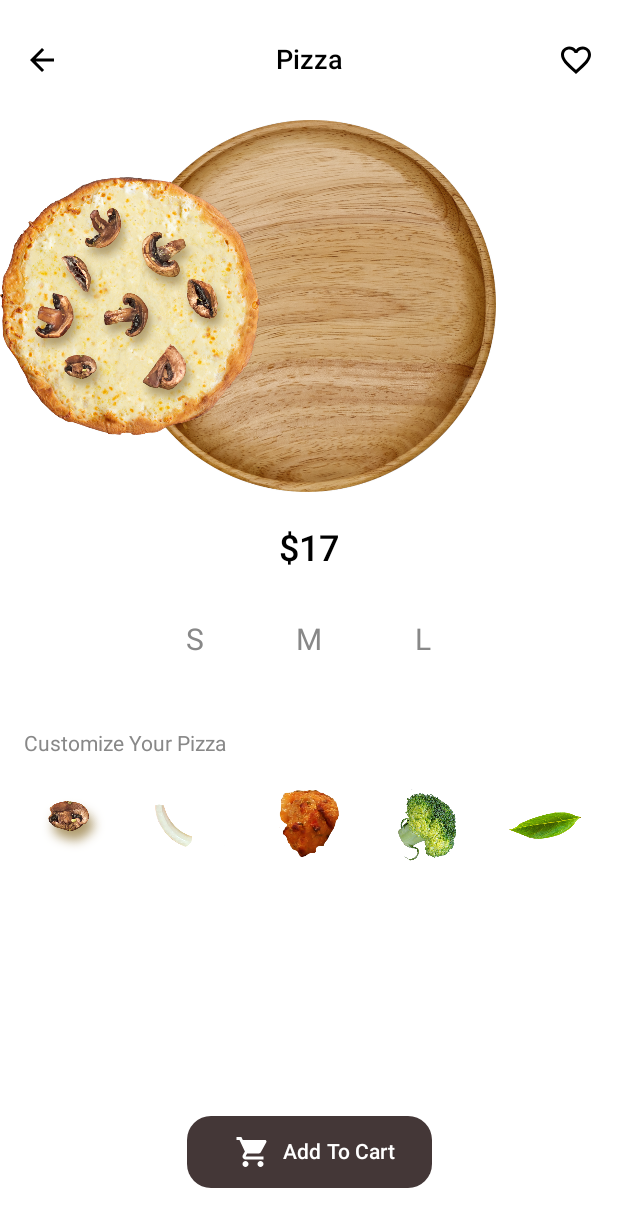
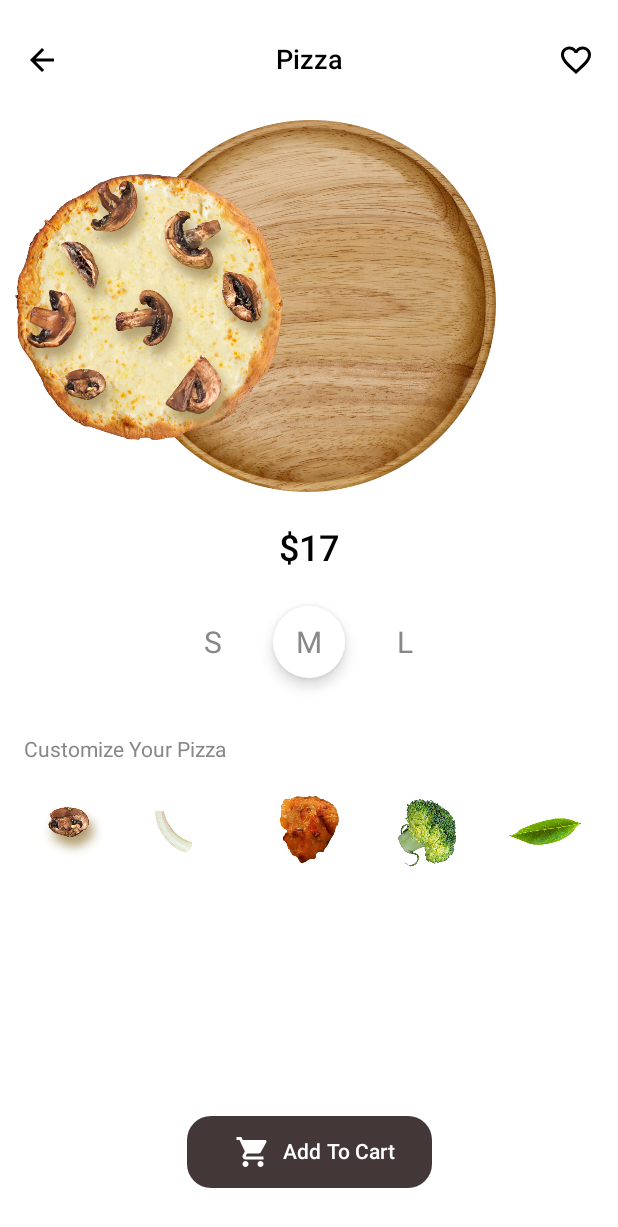
Before and after one commit to ahmednasserzaza/Pizza, an Android app built with Jetpack Compose: the @Preview function PizzaPreview, on a phone screen of 412 x 824 dp. Shown: the top 1227 px of the screen. Run offline under Robolectric (Android 15) with nearby library versions, the phone set to English and light mode, and no system bars; our stand-ins replace Dagger/Hilt's generated code.

Commit message:
add scale bread animation

```diff
--- a/app/src/main/java/com/fighter/pizza/composables/CardPizzaSize.kt
+++ b/app/src/main/java/com/fighter/pizza/composables/CardPizzaSize.kt
@@ -1,11 +1,13 @@
 package com.fighter.pizza.composables
 
+import androidx.compose.animation.core.animateDpAsState
 import androidx.compose.foundation.layout.Box
 import androidx.compose.foundation.layout.fillMaxSize
 import androidx.compose.foundation.layout.size
 import androidx.compose.foundation.shape.RoundedCornerShape
 import androidx.compose.material3.Card
 import androidx.compose.material3.CardDefaults
+import androidx.compose.material3.ExperimentalMaterial3Api
 import androidx.compose.material3.Text
 import androidx.compose.runtime.Composable
 import androidx.compose.ui.Alignment
@@ -15,17 +17,27 @@ import androidx.compose.ui.text.font.FontWeight
 import androidx.compose.ui.unit.dp
 import androidx.compose.ui.unit.sp
 
+@OptIn(ExperimentalMaterial3Api::class)
 @Composable
-fun CardPizzaSize(modifier: Modifier = Modifier, size: String) {
+fun CardPizzaSize(
+    onClickSize: (Char) -> Unit,
+    modifier: Modifier = Modifier,
+    currentSize: Char,
+    sizeState: Char
+) {
+    val cardElevation = animateDpAsState(targetValue = if (currentSize == sizeState) 6.dp else 0.dp)
     Card(
-        modifier = modifier.size(60.dp),
+        onClick = { onClickSize(currentSize) },
+        modifier = modifier
+            .size(48.dp),
         shape = RoundedCornerShape(24.dp),
-        colors = CardDefaults.cardColors(containerColor = Color.White)
+        colors = CardDefaults.cardColors(containerColor = Color.White),
+        elevation = CardDefaults.cardElevation(defaultElevation = cardElevation.value)
     ) {
         Box(Modifier.fillMaxSize(), contentAlignment = Alignment.Center) {
             Text(
                 modifier = Modifier,
-                text = size,
+                text = currentSize.toString(),
                 fontSize = 20.sp,
                 color = Color.Gray,
                 fontWeight = FontWeight.Normal,
--- a/app/src/main/java/com/fighter/pizza/composables/PizzaSlider.kt
+++ b/app/src/main/java/com/fighter/pizza/composables/PizzaSlider.kt
@@ -1,5 +1,7 @@
 package com.fighter.pizza.composables
 
+import androidx.compose.animation.core.animateFloatAsState
+import androidx.compose.animation.core.tween
 import androidx.compose.foundation.ExperimentalFoundationApi
 import androidx.compose.foundation.Image
 import androidx.compose.foundation.layout.Box
@@ -15,36 +17,63 @@ import androidx.compose.ui.Alignment
 import androidx.compose.ui.Modifier
 import androidx.compose.ui.graphics.graphicsLayer
 import androidx.compose.ui.res.painterResource
+import androidx.compose.ui.tooling.preview.Preview
 import androidx.compose.ui.unit.dp
 import androidx.compose.ui.util.lerp
+import com.fighter.pizza.R
 import kotlin.math.absoluteValue
 
 @OptIn(ExperimentalFoundationApi::class)
 @Composable
-fun PizzaSlider(breads: List<Int>, ingredients: List<Int>, pagerState: PagerState) {
+fun PizzaSlider(
+    breads: List<Int>,
+    ingredients: List<Int>,
+    pagerState: PagerState,
+    pizzaSizeState: Char
+) {
+
+    val imageSizeAnimation = animateFloatAsState(
+        targetValue = when (pizzaSizeState) {
+            'S' -> 0.8f
+            'M' -> 0.9f
+            'L' -> 1f
+            else -> 8.0f
+        }, animationSpec = tween(500)
+    )
 
     HorizontalPager(
-        modifier = Modifier.fillMaxSize() ,
+        modifier = Modifier.fillMaxSize(),
         pageCount = breads.size,
         state = pagerState,
         verticalAlignment = Alignment.CenterVertically
     ) { page ->
         Box(
-            modifier = Modifier.aspectRatio(0.70f),
+            modifier = Modifier.aspectRatio(0.80f),
             contentAlignment = Alignment.Center
         ) {
             Image(
-                modifier = Modifier.fillMaxSize(),
+                modifier = Modifier.fillMaxSize(imageSizeAnimation.value),
                 painter = painterResource(id = breads[page]),
                 contentDescription = "bread type",
             )
             Image(
-                modifier = Modifier.fillMaxSize(0.8f),
+                modifier = Modifier.fillMaxSize(imageSizeAnimation.value),
                 painter = painterResource(id = ingredients[page]),
                 contentDescription = "pizza content",
             )
-
         }
     }
 
 }
+
+@OptIn(ExperimentalFoundationApi::class)
+@Preview(showBackground = true)
+@Composable
+fun PreviewSlider() {
+    PizzaSlider(
+        breads = listOf(R.drawable.bread_1),
+        ingredients = listOf(R.drawable.broccoli),
+        PagerState(0 ),
+        'M'
+    )
+}
--- a/app/src/main/java/com/fighter/pizza/screens/pizza/Pizza.kt
+++ b/app/src/main/java/com/fighter/pizza/screens/pizza/Pizza.kt
@@ -1,28 +1,20 @@
 package com.fighter.pizza.screens.pizza
 
 import androidx.compose.foundation.ExperimentalFoundationApi
-import androidx.compose.foundation.Image
+import androidx.compose.foundation.background
 import androidx.compose.foundation.layout.Arrangement
 import androidx.compose.foundation.layout.Box
 import androidx.compose.foundation.layout.Column
 import androidx.compose.foundation.layout.Row
 import androidx.compose.foundation.layout.Spacer
-import androidx.compose.foundation.layout.aspectRatio
 import androidx.compose.foundation.layout.fillMaxHeight
 import androidx.compose.foundation.layout.fillMaxSize
 import androidx.compose.foundation.layout.fillMaxWidth
-import androidx.compose.foundation.layout.height
 import androidx.compose.foundation.layout.padding
 import androidx.compose.foundation.lazy.LazyRow
 import androidx.compose.foundation.lazy.items
 import androidx.compose.foundation.pager.PagerState
 import androidx.compose.foundation.pager.rememberPagerState
-import androidx.compose.foundation.shape.RoundedCornerShape
-import androidx.compose.material3.Button
-import androidx.compose.material3.ButtonDefaults
-import androidx.compose.material3.Icon
-import androidx.compose.material3.Text
-import androidx.compose.material3.TextField
 import androidx.compose.runtime.Composable
 import androidx.compose.runtime.collectAsState
 import androidx.compose.runtime.getValue
@@ -31,11 +23,8 @@ import androidx.compose.ui.Modifier
 import androidx.compose.ui.graphics.Color
 import androidx.compose.ui.res.painterResource
 import androidx.compose.ui.res.stringResource
-import androidx.compose.ui.text.font.FontWeight
-import androidx.compose.ui.text.style.TextAlign
 import androidx.compose.ui.tooling.preview.Preview
 import androidx.compose.ui.unit.dp
-import androidx.compose.ui.unit.sp
 import androidx.hilt.navigation.compose.hiltViewModel
 import com.fighter.pizza.R
 import com.fighter.pizza.composables.CardPizzaIngredient
@@ -46,7 +35,6 @@ import com.fighter.pizza.composables.PizzaHeader
 import com.fighter.pizza.composables.PizzaSlider
 import com.fighter.pizza.composables.PlateImage
 import com.fighter.pizza.composables.TextPrice
-import com.fighter.pizza.ui.theme.Brown
 
 @OptIn(ExperimentalFoundationApi::class)
 @Composable
@@ -54,14 +42,18 @@ fun PizzaScreen(viewModel: PizzaViewModel = hiltViewModel()) {
     val pizzaState by viewModel.state.collectAsState()
     val pagerState = rememberPagerState(initialPage = 0)
 
-    PizzaContent(pizzaState, pagerState)
+    PizzaContent(pizzaState, pagerState, viewModel::updatePizzaSize)
 }
 
 @OptIn(ExperimentalFoundationApi::class)
 @Composable
-fun PizzaContent(pizzaState: PizzaUiState, pagerState: PagerState) {
+fun PizzaContent(
+    pizzaState: PizzaUiState,
+    pagerState: PagerState,
+    onClickPizzaSize: (Char) -> Unit
+) {
     Column(
-        modifier = Modifier.fillMaxSize(),
+        modifier = Modifier.fillMaxSize().background(Color.White),
         horizontalAlignment = Alignment.CenterHorizontally,
     ) {
 
@@ -76,7 +68,8 @@ fun PizzaContent(pizzaState: PizzaUiState, pagerState: PagerState) {
             PizzaSlider(
                 breads = pizzaState.breads,
                 pagerState = pagerState,
-                ingredients = pizzaState.ingredients
+                ingredients = pizzaState.ingredients,
+                pizzaSizeState = pizzaState.pizzaSize
             )
         }
 
@@ -85,14 +78,27 @@ fun PizzaContent(pizzaState: PizzaUiState, pagerState: PagerState) {
         Row(
             modifier = Modifier
                 .fillMaxWidth()
-                .padding(16.dp),
+                .padding(vertical = 24.dp),
             verticalAlignment = Alignment.CenterVertically,
             horizontalArrangement =
             Arrangement.spacedBy(16.dp, alignment = Alignment.CenterHorizontally)
         ) {
-            CardPizzaSize(size = stringResource(R.string.small))
-            CardPizzaSize(size = stringResource(R.string.medium))
-            CardPizzaSize(size = stringResource(R.string.large))
+            CardPizzaSize(
+                currentSize = stringResource(R.string.small).first(),
+                onClickSize = onClickPizzaSize,
+                sizeState = pizzaState.pizzaSize
+            )
+            CardPizzaSize(
+                currentSize = stringResource(R.string.medium).first(),
+                onClickSize = onClickPizzaSize,
+                sizeState = pizzaState.pizzaSize
+
+            )
+            CardPizzaSize(
+                currentSize = stringResource(R.string.large).first(),
+                onClickSize = onClickPizzaSize,
+                sizeState = pizzaState.pizzaSize
+            )
         }
 
         IngredientHeader(text = stringResource(R.string.customize_your_pizza))
--- a/app/src/main/java/com/fighter/pizza/screens/pizza/PizzaUiState.kt
+++ b/app/src/main/java/com/fighter/pizza/screens/pizza/PizzaUiState.kt
@@ -3,5 +3,6 @@ package com.fighter.pizza.screens.pizza
 data class PizzaUiState(
     val breads: List<Int> = emptyList(),
     val ingredients: List<Int> = emptyList(),
-    val singleIngredient:List<Int> = emptyList()
+    val singleIngredient: List<Int> = emptyList(),
+    val pizzaSize: Char = 'M'
 )
--- a/app/src/main/java/com/fighter/pizza/screens/pizza/PizzaViewModel.kt
+++ b/app/src/main/java/com/fighter/pizza/screens/pizza/PizzaViewModel.kt
@@ -18,6 +18,11 @@ class PizzaViewModel @Inject constructor() : ViewModel() {
         getBreads()
         getIngredients()
         getSingleIngredients()
+    }
+
+
+    fun updatePizzaSize(newPizzaSize: Char) {
+        _state.update { it.copy(pizzaSize = newPizzaSize) }
     }
 
     private fun getBreads() {
@@ -47,6 +52,7 @@ class PizzaViewModel @Inject constructor() : ViewModel() {
             )
         }
     }
+
     private fun getSingleIngredients() {
         _state.update {
             it.copy(
```
Also changed, not shown: app/src/main/res/drawable/img.jpg (added).
